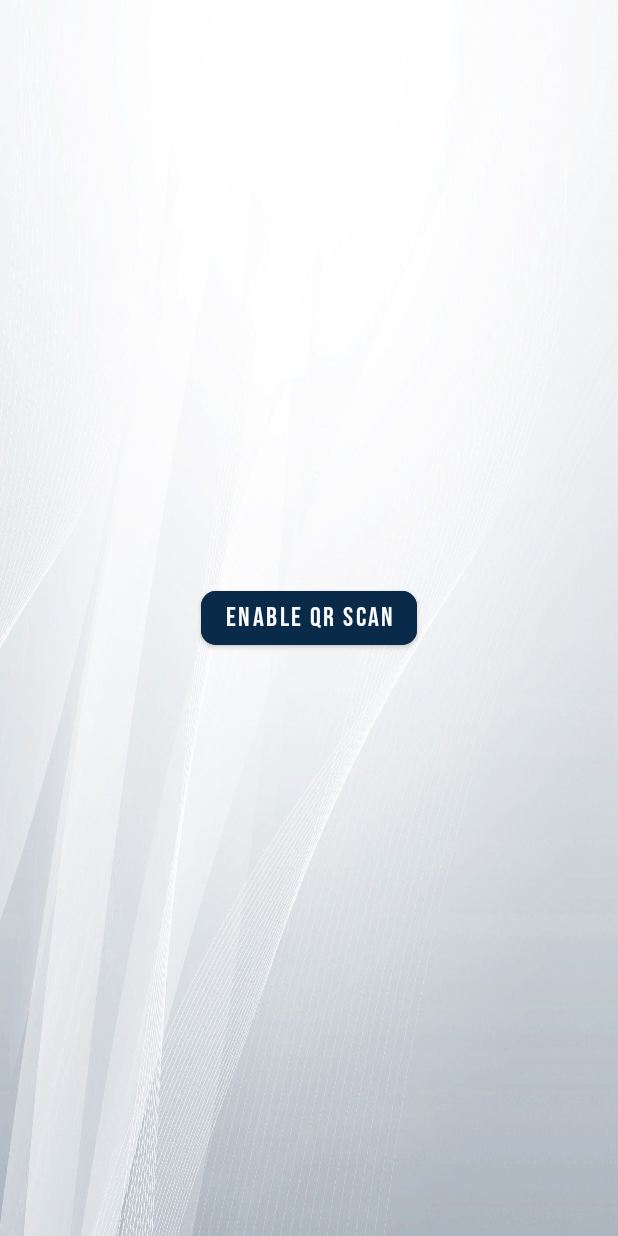
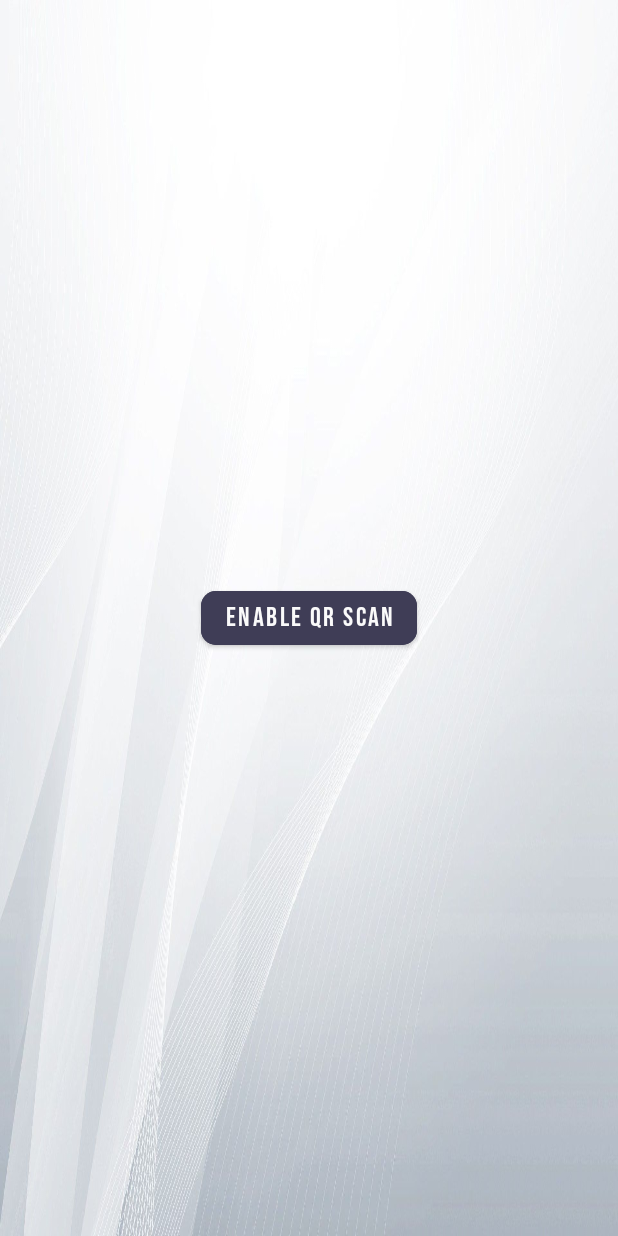
Before and after one commit to ChaTho7/ChAuth, an Android app: the MainActivity screen opened directly, with no data from a screen before it, on a phone screen of 412 x 824 dp. Run offline under Robolectric (Android 15) with nearby library versions, the phone set to English and light mode, and no system bars; libraries missing offline, so code that uses them is left out: com.mapbox.geojson, com.mapbox.maps, com.onesignal; plain views replace MapView; pictures from the network do not load; 8 statements that could not run were skipped.

Commit message:
splash & theme improved

```diff
--- a/app/src/main/res/anim/fade.xml
+++ b/app/src/main/res/anim/fade.xml
@@ -2,5 +2,6 @@
     <alpha
         android:fromAlpha="0.0"
         android:toAlpha="1.0"
-        android:duration="2000" />
+        android:duration="2000"
+        android:startOffset="500"/>
 </set>
--- a/app/src/main/res/layout/activity_main.xml
+++ b/app/src/main/res/layout/activity_main.xml
@@ -12,7 +12,7 @@
         android:id="@+id/enable_qr_scan_button"
         android:layout_width="wrap_content"
         android:layout_height="wrap_content"
-        android:backgroundTint="@color/dark_blue"
+        android:backgroundTint="@color/dark_purple_grey_color_2"
         android:text="ENABLE QR SCAN"
         android:textColor="@color/white"
         android:textSize="18sp"
--- a/app/src/main/res/values-night/themes.xml
+++ b/app/src/main/res/values-night/themes.xml
@@ -2,7 +2,7 @@
     <!-- Base application theme. -->
     <style name="Theme.ChAuth" parent="Theme.MaterialComponents.DayNight.NoActionBar">
         <!-- Status bar color. -->
-        <item name="android:statusBarColor" tools:targetApi="l">@color/dark_blue</item>
+        <item name="android:statusBarColor" tools:targetApi="l">@color/dark_purple_grey_color_2</item>
         <!-- Customize your theme here. -->
         <!-- Default font family -->
         <item name="android:fontFamily">@font/bebas_neue</item>
--- a/app/src/main/res/values/colors.xml
+++ b/app/src/main/res/values/colors.xml
@@ -2,6 +2,7 @@
 <resources>
     <color name="dark_grey">#3a4256</color>
     <color name="dark_green">#3A7F56</color>
+    <color name="clear_green">#47E6B1</color>
     <color name="dark_blue">#092B49</color>
     <color name="dark_cyan">#2b6a6a</color>
     <color name="white">#fafafa</color>
@@ -9,4 +10,6 @@
     <color name="cyan">#00DBF3</color>
     <color name="ice">#dcffff</color>
     <color name="red">#ff6a6a</color>
+    <color name="dark_purple_grey_color_1">#4A4865</color>
+    <color name="dark_purple_grey_color_2">#3F3D56</color>
 </resources>
--- a/app/src/main/res/values/themes.xml
+++ b/app/src/main/res/values/themes.xml
@@ -2,7 +2,7 @@
     <!-- Base application theme. -->
     <style name="Theme.ChAuth" parent="Theme.MaterialComponents.DayNight.NoActionBar">
         <!-- Status bar color. -->
-        <item name="android:statusBarColor" tools:targetApi="l">@color/dark_blue</item>
+        <item name="android:statusBarColor" tools:targetApi="l">@color/dark_purple_grey_color_2</item>
         <!--        <item name="android:windowTranslucentStatus">true</item>-->
         <!-- Customize your theme here. -->
         <!-- Default font family -->
```
Also changed, not shown: app/src/main/java/com/chatho/chauth/drawable/QrCodeDrawable.kt (+3 -4 lines), app/src/main/java/com/chatho/chauth/view/SplashActivity.kt (+36 -2 lines), app/src/main/res/layout/activity_splash.xml (+5 -4 lines).
